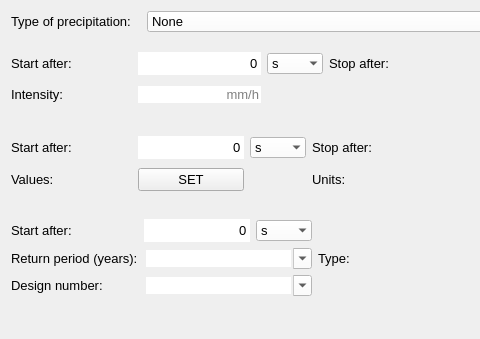
Old version of the form threedi_api_qgis_client/ui/page3.ui in the repository nens/threedi-api-qgis-client; both pictures show x 0 to 480 and y 0 to 339 of the 836 by 490 pixel window.
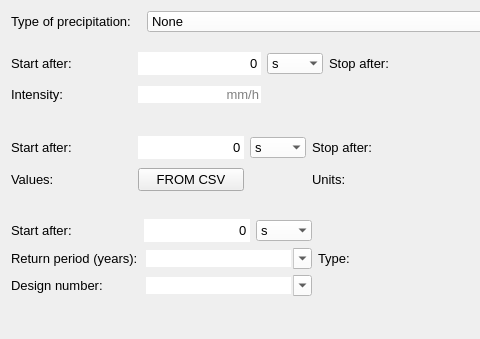
New version of the form.

```diff
--- a/threedi_api_qgis_client/ui/page3.ui
+++ b/threedi_api_qgis_client/ui/page3.ui
@@ -185,7 +185,7 @@
          </font>
         </property>
         <property name="text">
-         <string>SET</string>
+         <string>FROM CSV</string>
         </property>
        </widget>
       </item>
```
Left out of the diff: 2 changed lines with no effect on the pictures.
